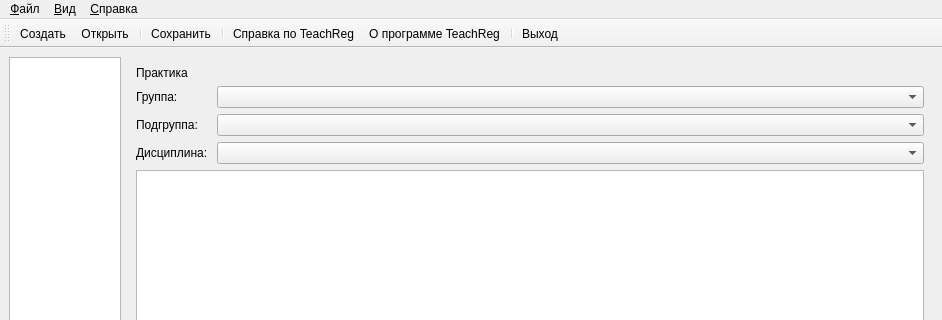
First picture: the form in main_window.ui, repository Horsmir/teachreg, before the edit; both pictures show x 0 to 942 and y 0 to 320 of the 942 by 682 pixel window.
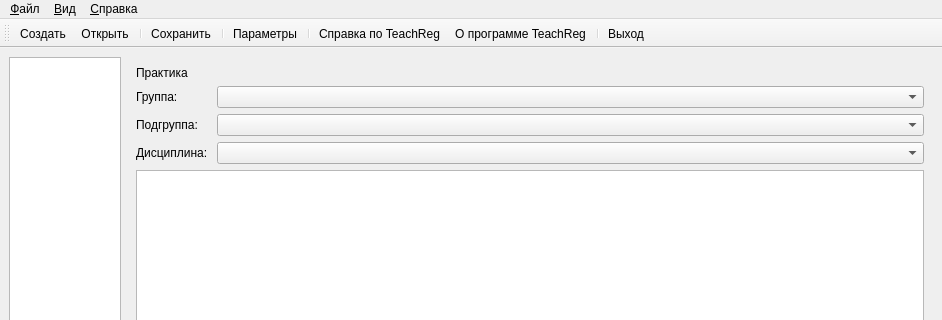
Second picture: the form after the edit. Icons and pictures are not drawn.

```diff
--- a/main_window.ui
+++ b/main_window.ui
@@ -898,6 +898,8 @@
    <addaction name="separator"/>
    <addaction name="actionSave"/>
    <addaction name="separator"/>
+   <addaction name="actionOptions"/>
+   <addaction name="separator"/>
    <addaction name="actionHelp"/>
    <addaction name="actionAbout"/>
    <addaction name="separator"/>
```
Left out of the diff: 36 changed lines with no effect on the pictures.
